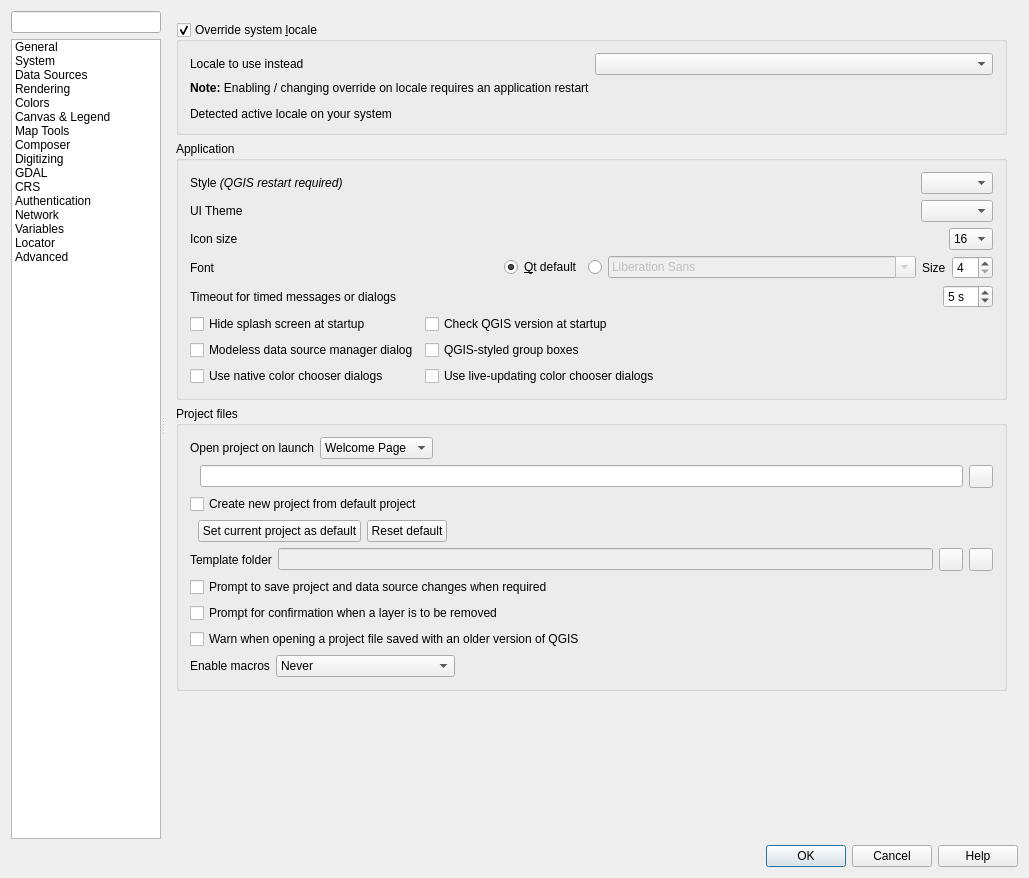
This is src/ui/qgsoptionsbase.ui in qgis/QGIS as Qt 5 draws it before an edit. The edited form follows.
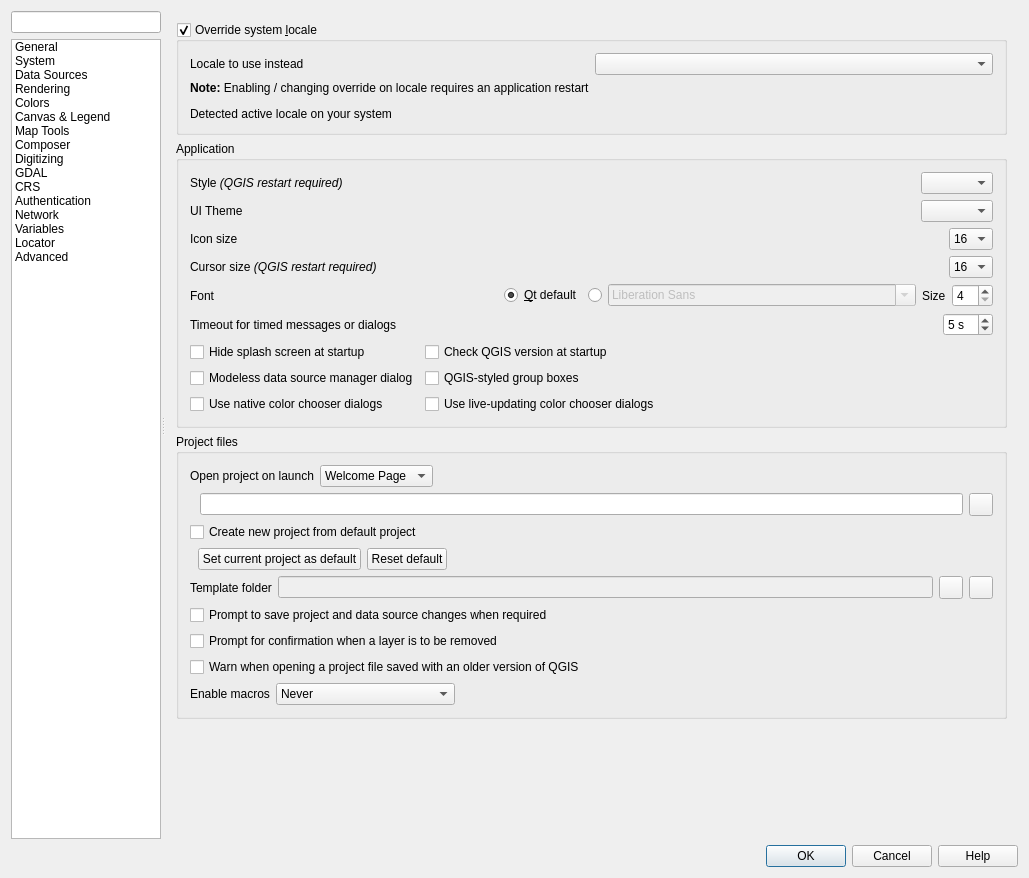
This is the edited form. The open tabs and pages were chosen to show the change. Icons and pictures are not drawn. Custom widgets are drawn as their Qt base class.

Commit message:
[needs-docs] User-configurable cursor size
Adds an option in the general tab to set cursor size

Patch:
```diff
--- a/src/ui/qgsoptionsbase.ui
+++ b/src/ui/qgsoptionsbase.ui
@@ -337,8 +337,8 @@
                <rect>
                 <x>0</x>
                 <y>0</y>
-                <width>577</width>
-                <height>766</height>
+                <width>846</width>
+                <height>842</height>
                </rect>
               </property>
               <layout class="QVBoxLayout" name="verticalLayout_28">
@@ -516,6 +516,67 @@
                     </item>
                    </layout>
                   </item>
+                  <item>
+                   <layout class="QHBoxLayout" name="horizontalLayout_29">
+                    <item>
+                     <widget class="QLabel" name="label_52">
+                      <property name="toolTip">
+                       <string>Size of QGIS custom cursors used for map operations (identify, zoom, select etc.)</string>
+                      </property>
+                      <property name="text">
+                       <string>Cursor size  &lt;i&gt;(QGIS restart required)&lt;/i&gt;</string>
+                      </property>
+                     </widget>
+                    </item>
+                    <item>
+                     <spacer name="horizontalSpacer_2">
+                      <property name="orientation">
+                       <enum>Qt::Horizontal</enum>
+                      </property>
+                      <property name="sizeHint" stdset="0">
+                       <size>
+                        <width>40</width>
+                        <height>20</height>
+                       </size>
+                      </property>
+                     </spacer>
+                    </item>
+                    <item>
+                     <widget class="QComboBox" name="cmbCursorSize">
+		                  <item>
+                       <property name="text">
+                        <string>16</string>
+                       </property>
+                      </item>
+                      <item>
+                       <property name="text">
+                        <string>20</string>
+                       </property>
+                      </item>
+                      <item>
+                       <property name="text">
+                        <string>24</string>
+                       </property>
+                      </item>
+                      <item>
+                       <property name="text">
+                        <string>28</string>
+                       </property>
+                      </item>
+                      <item>
+                       <property name="text">
+                        <string>32</string>
+                       </property>
+                      </item>
+                      <item>
+                       <property name="text">
+                        <string>36</string>
+                       </property>
+                      </item>
+                    </widget>
+                    </item>
+                   </layout>
+                  </item>
                   <item>
                    <layout class="QHBoxLayout" name="horizontalLayout_27">
                     <item>
```
Left out of the diff: 48 changed lines with no effect on the pictures. The commit also changes 2 other files.
